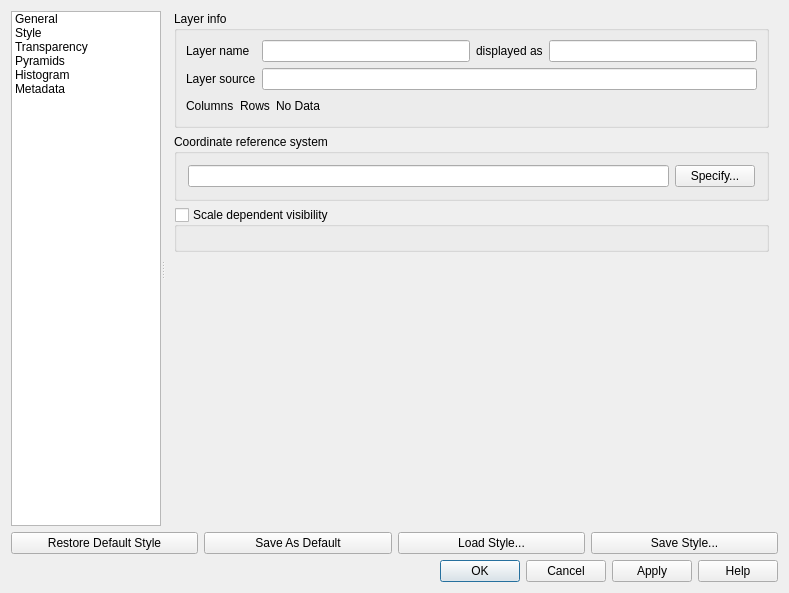
Above: src/ui/qgsrasterlayerpropertiesbase.ui from qgis/QGIS before the change. Below: the same form after it.
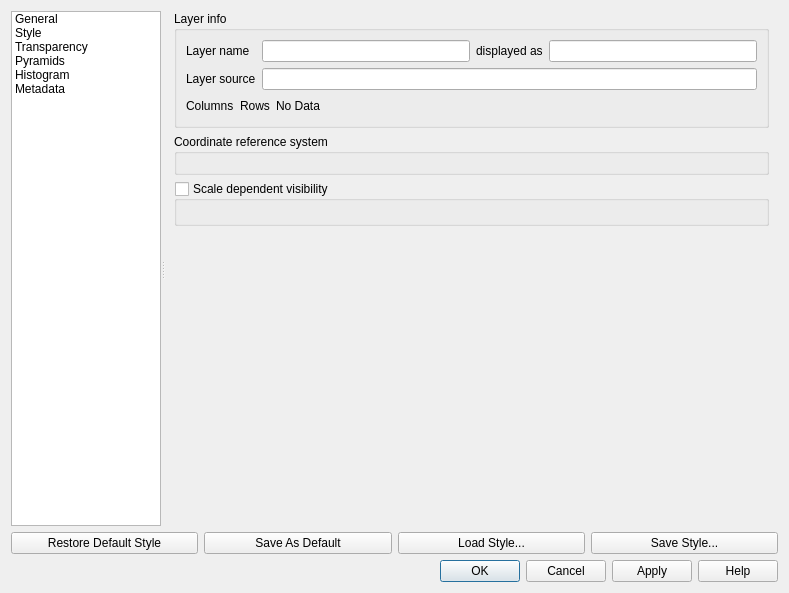
That is the form after the change. The open tabs and pages were chosen to show the change. Icons and pictures are not drawn. Custom widgets are drawn as their Qt base class.

```diff
--- a/src/ui/qgsrasterlayerpropertiesbase.ui
+++ b/src/ui/qgsrasterlayerpropertiesbase.ui
@@ -203,7 +203,7 @@
                 <x>0</x>
                 <y>0</y>
                 <width>615</width>
-                <height>508</height>
+                <height>509</height>
                </rect>
               </property>
               <layout class="QVBoxLayout" name="verticalLayout_7">
@@ -327,27 +327,11 @@
                  <property name="syncGroup">
                   <string notr="true">rastergeneral</string>
                  </property>
-                 <layout class="QGridLayout" name="_6">
-                  <property name="margin">
-                   <number>11</number>
-                  </property>
-                  <item row="0" column="1">
-                   <widget class="QPushButton" name="pbnChangeSpatialRefSys">
-                    <property name="toolTip">
-                     <string>Specify the coordinate reference system of the layer's geometry.</string>
-                    </property>
-                    <property name="whatsThis">
-                     <string>Specify the coordinate reference system of the layer's geometry.</string>
-                    </property>
-                    <property name="text">
-                     <string>Specify...</string>
-                    </property>
-                   </widget>
-                  </item>
-                  <item row="0" column="0">
-                   <widget class="QLineEdit" name="leSpatialRefSys">
-                    <property name="readOnly">
-                     <bool>true</bool>
+                 <layout class="QVBoxLayout" name="verticalLayout_13">
+                  <item>
+                   <widget class="QgsProjectionSelectionWidget" name="mCrsSelector" native="true">
+                    <property name="focusPolicy">
+                     <enum>Qt::StrongFocus</enum>
                     </property>
                    </widget>
                   </item>
@@ -2065,6 +2049,12 @@
    <extends>QToolButton</extends>
    <header>qgscolorbuttonv2.h</header>
   </customwidget>
+  <customwidget>
+   <class>QgsProjectionSelectionWidget</class>
+   <extends>QWidget</extends>
+   <header location="global">qgsprojectionselectionwidget.h</header>
+   <container>1</container>
+  </customwidget>
   <customwidget>
    <class>QgsScaleRangeWidget</class>
    <extends>QWidget</extends>
```
Left out of the diff: 131 changed lines with no effect on the pictures.
